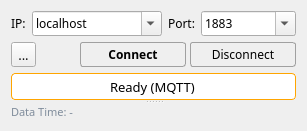
The window that Lib/Network/View/mqtt.ui (thisisHenney/DataHub) describes before a commit, drawn with Qt 5.
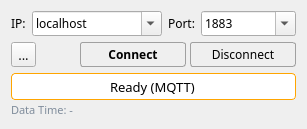
The same window after the commit.

Commit message:
Fix Log panel padding and Vueron panel resize behavior
- Remove groupBox wrapper around the Log dock's output text edit and
  shrink its layout margins so the log fills the dock without excess
  padding
- Replace QSplitter with QVBoxLayout + bottom spacer in mqtt.ui and
  websocket.ui so the status line/data-time label no longer stretch
  when the window is resized
- Give the Vueron txrx progress bar row the grid's vertical stretch
  so only that row grows on resize, keeping the Client - Vueron
  group box a fixed height

```diff
--- a/Lib/Network/View/mqtt.ui
+++ b/Lib/Network/View/mqtt.ui
@@ -303,16 +303,11 @@
     </layout>
    </item>
    <item>
-    <widget class="QSplitter" name="splitter">
-     <property name="font">
-      <font>
-       <family>맑은 고딕</family>
-       <pointsize>9</pointsize>
-      </font>
+    <layout class="QVBoxLayout" name="verticalLayout_status">
+     <property name="spacing">
+      <number>2</number>
      </property>
-     <property name="orientation">
-      <enum>Qt::Orientation::Vertical</enum>
-     </property>
+     <item>
      <widget class="QLineEdit" name="lineEdit">
       <property name="minimumSize">
        <size>
@@ -355,7 +350,15 @@
        <bool>false</bool>
       </property>
      </widget>
+     </item>
+     <item>
      <widget class="QLabel" name="label_data_time">
+       <property name="sizePolicy">
+        <sizepolicy hsizetype="Preferred" vsizetype="Fixed">
+         <horstretch>0</horstretch>
+         <verstretch>0</verstretch>
+        </sizepolicy>
+       </property>
       <property name="font">
        <font>
         <family>맑은 고딕</family>
@@ -372,7 +375,21 @@
        <set>Qt::AlignmentFlag::AlignLeft|Qt::AlignmentFlag::AlignVCenter</set>
       </property>
      </widget>
-    </widget>
+     </item>
+     <item>
+      <spacer name="verticalSpacer_status">
+       <property name="orientation">
+        <enum>Qt::Orientation::Vertical</enum>
+       </property>
+       <property name="sizeHint" stdset="0">
+        <size>
+         <width>0</width>
+         <height>0</height>
+        </size>
+       </property>
+      </spacer>
+     </item>
+    </layout>
    </item>
   </layout>
  </widget>
```
Lines whose indentation alone changed are shown as unchanged. The commit also changes 6 other files.
